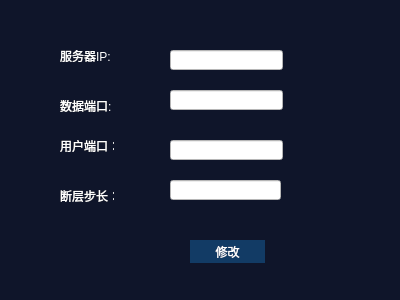
Old version of the form IRProc/IRProc/SettingDlg.ui in the repository seafrog1984/QTIRProc.
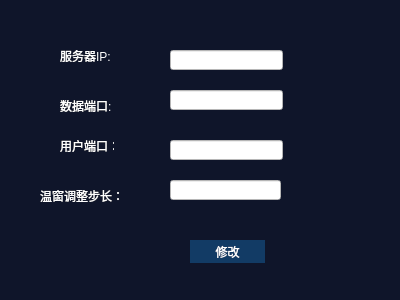
New version of the form.

The edit to the form file:
```diff
--- a/IRProc/IRProc/SettingDlg.ui
+++ b/IRProc/IRProc/SettingDlg.ui
@@ -125,14 +125,14 @@
   <widget class="QLabel" name="label_5">
    <property name="geometry">
     <rect>
-     <x>60</x>
+     <x>40</x>
      <y>190</y>
-     <width>54</width>
+     <width>80</width>
      <height>12</height>
     </rect>
    </property>
    <property name="text">
-    <string>断层步长：</string>
+    <string>温窗调整步长：</string>
    </property>
   </widget>
  </widget>
```
